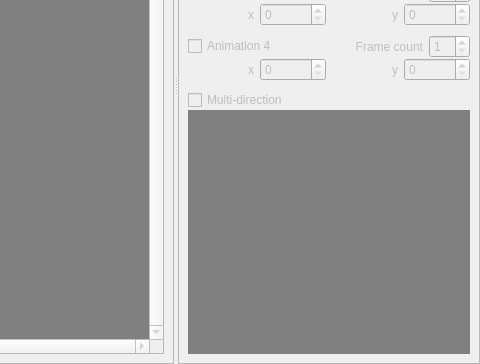
This is forms/spritesWidget.ui in PtiLuky/dummyeditor as Qt 5 draws it before an edit; both pictures show x 495 to 975 and y 195 to 559 of the 975 by 559 pixel window. The edited form follows.
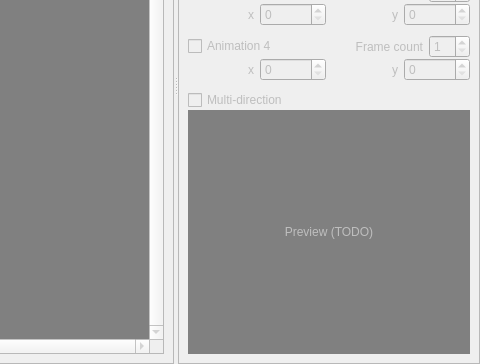
This is the edited form.

Commit message: Sonar warnings

```diff
--- a/forms/spritesWidget.ui
+++ b/forms/spritesWidget.ui
@@ -728,7 +728,10 @@
           <string notr="true">background:grey</string>
          </property>
          <property name="text">
-          <string/>
+          <string>Preview (TODO)</string>
+         </property>
+         <property name="alignment">
+          <set>Qt::AlignCenter</set>
          </property>
         </widget>
        </item>
```
Left out of the diff: 2 changed lines with no effect on the pictures. The commit also changes 1 other file.
